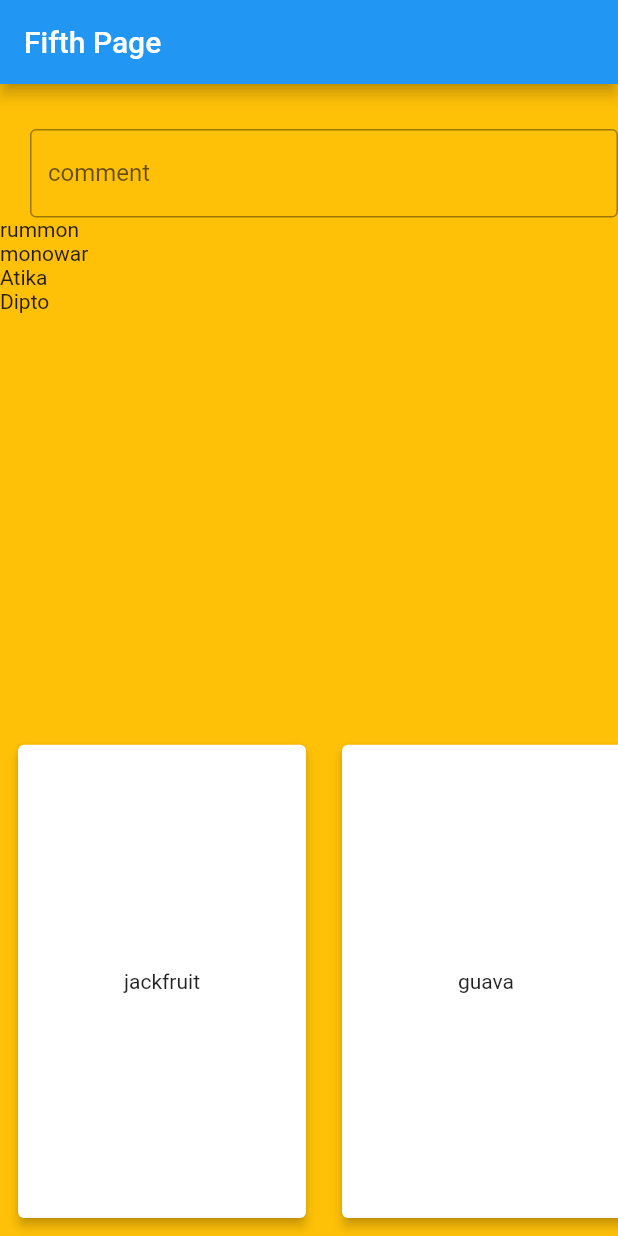
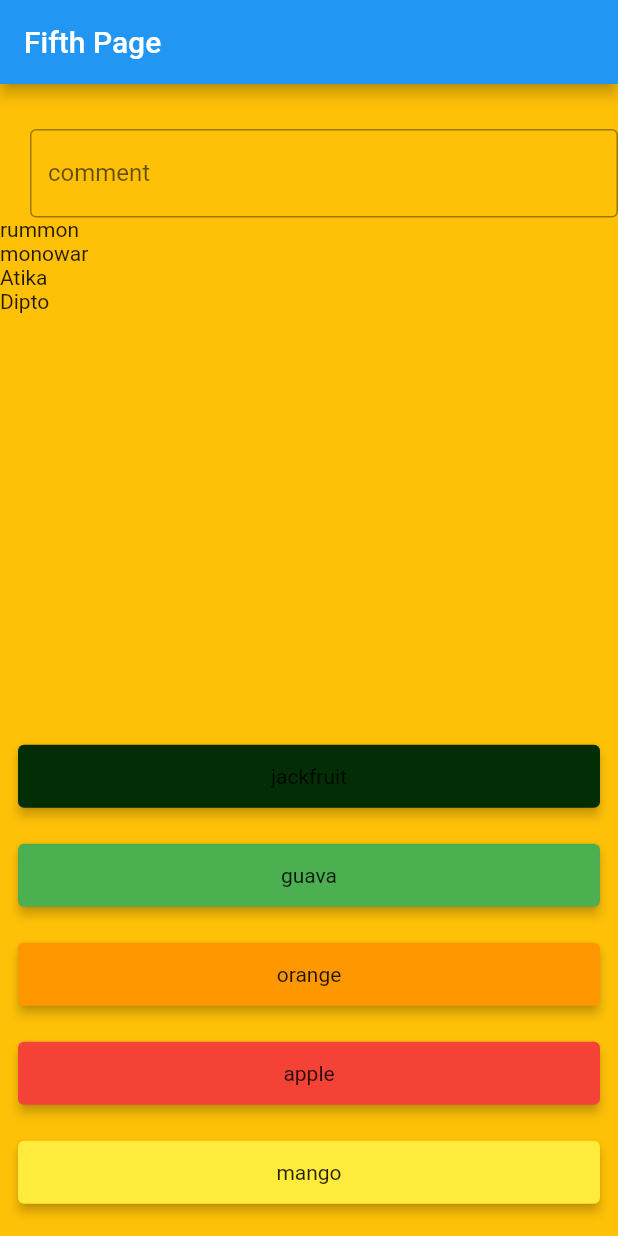
Before and after one commit to Rummonislam786/basic_practice, a Flutter app: the screen it shows after launch, on a phone screen of 412 x 824 dp. Run offline on Flutter 3.47's test engine with Material 2 defaults, Android fonts, the phone set to English and light mode, and no system bars; our stand-ins replace font_awesome_flutter.

Commit message:
first commit

```diff
--- a/lib/fifthpage.dart
+++ b/lib/fifthpage.dart
@@ -11,6 +11,13 @@ class _FifthPageState extends State<FifthPage> {
   String? textvalue;
   final dummydata = ["rummon", "monowar", "Atika", "Dipto"];
   final newdummydata = ["jackfruit", "guava", "orange", "apple"];
+  final List<ListdataModel> dummylist = [
+    ListdataModel("jackfruit", Color.fromARGB(255, 3, 46, 5)),
+    ListdataModel("guava", Colors.green),
+    ListdataModel("orange", Colors.orange),
+    ListdataModel("apple", Colors.red),
+    ListdataModel("mango", Colors.yellow),
+  ];
   @override
   Widget build(BuildContext context) {
     return Scaffold(
@@ -54,8 +61,8 @@ class _FifthPageState extends State<FifthPage> {
             ),
             Expanded(
               child: ListView.builder(
-                scrollDirection: Axis.horizontal,
-                itemCount: newdummydata.length,
+                scrollDirection: Axis.vertical,
+                itemCount: dummylist.length,
                 itemBuilder: (BuildContext context, int index) {
                   return Padding(
                     padding: const EdgeInsets.all(8.0),
@@ -63,8 +70,9 @@ class _FifthPageState extends State<FifthPage> {
                       width: 200,
                       height: 50,
                       child: Card(
+                        color: dummylist[index].color,
                         elevation: 3,
-                        child: Center(child: Text(newdummydata[index])),
+                        child: Center(child: Text(dummylist[index].title)),
                       ),
                     ),
                   );
@@ -77,3 +85,10 @@ class _FifthPageState extends State<FifthPage> {
     );
   }
 }
+
+class ListdataModel {
+  final title;
+  final color;
+
+  ListdataModel(this.title, this.color);
+}
```
